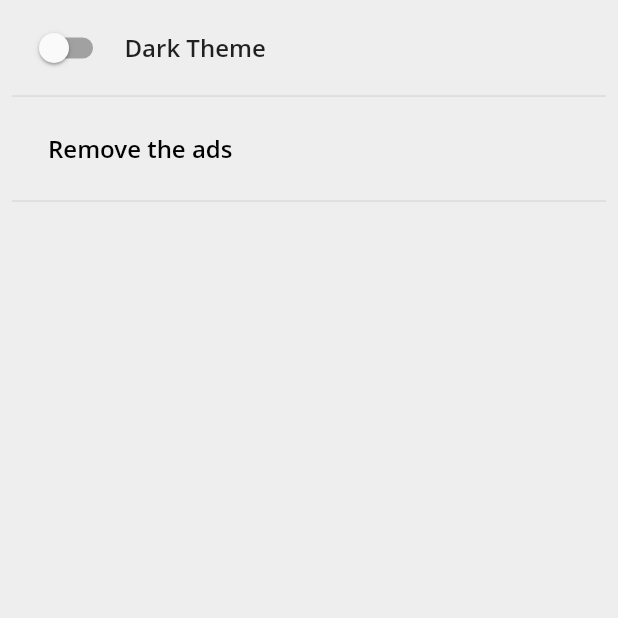
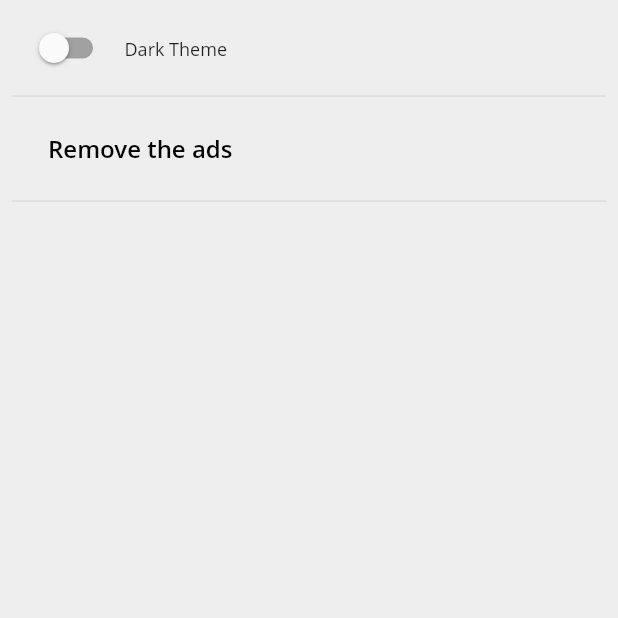
Before and after one commit to usavas/budgee, a Flutter app: the screen it shows after launch, item 3 of the bottom bar chosen, on a phone screen of 412 x 824 dp, the top half of it. Run offline on Flutter 3.47's test engine with Material 2 defaults, Android fonts, the phone set to English and light mode, and no system bars; our stand-ins replace auto_size_text, charts_flutter, pie_chart, shared_preferences, sqflite; missing offline and left inert: admob_flutter; accounts and stored records are empty; Roboto replaces fonts that are missing (Open Sans); project files that could hold a hidden picture were left out.

Commit message:
restart the project

```diff
--- a/lib/UI/themes/dark_theme_styles.dart
+++ b/lib/UI/themes/dark_theme_styles.dart
@@ -21,12 +21,12 @@ class Styles {
 
       fontFamily: _fontFamily,
       textTheme: TextTheme(
-          body1: TextStyle(
+          bodyText1: TextStyle(
               fontFamily: _fontFamily,
               fontWeight: FontWeight.w600,
               fontSize: 16,
               color: isDarkTheme ? Colors.white70 : Colors.black87),
-          body2: TextStyle(
+          bodyText2: TextStyle(
               fontFamily: _fontFamily,
               fontWeight: FontWeight.w500,
               fontSize: 12,
@@ -42,16 +42,17 @@ class Styles {
               fontWeight: FontWeight.w400,
               color: isDarkTheme ? Colors.white70 : Colors.black87),
           // this color is used for the month-year slider on datepicker widget
-          subhead: TextStyle(
+          subtitle1: TextStyle(
               fontFamily: _fontFamily,
               fontWeight: FontWeight.w400,
               color: isDarkTheme ? Colors.white70 : Colors.black87)),
 
       inputDecorationTheme: InputDecorationTheme(
-          labelStyle:
-              isDarkTheme ? TextStyle(fontSize: 16, color: Colors.white.withOpacity(0.4))
+          labelStyle: isDarkTheme
+              ? TextStyle(fontSize: 16, color: Colors.white.withOpacity(0.4))
               : TextStyle(fontSize: 16, color: Colors.black26),
-          hintStyle: isDarkTheme ? TextStyle(fontSize: 16, color: Colors.white.withOpacity(0.4))
+          hintStyle: isDarkTheme
+              ? TextStyle(fontSize: 16, color: Colors.white.withOpacity(0.4))
               : TextStyle(fontSize: 16, color: Colors.black26)),
       buttonTheme: isDarkTheme
           ? ButtonThemeData(
```
Also changed, not shown: pubspec.lock, 3 other files.
